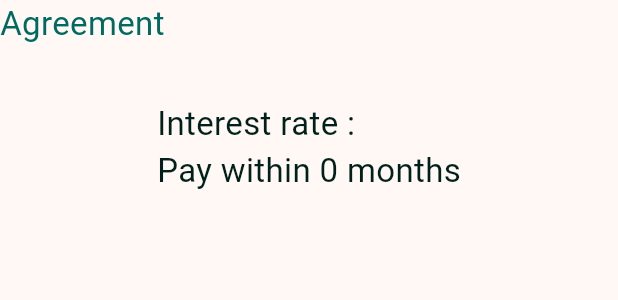
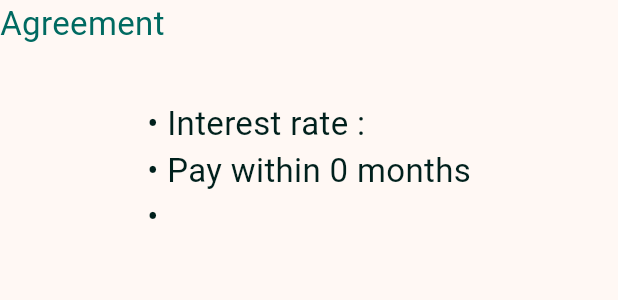
Before and after one commit to shine-bright-team/LAAS-Frontend, a Flutter app: what agreement() shows on an empty page, opened directly with empty values, on a phone screen of 412 x 824 dp. Shown: the top 300 px of the screen. Run offline on Flutter 3.47's test engine with Material 2 defaults, Android fonts, the phone set to English and light mode, and no system bars; drawn by our look-alikes of dynamic_color; our stand-ins replace dio, flutter_dotenv, flutter_riverpod, go_router, image_picker, qr_flutter and 1 more; missing offline and left inert: promptpay_qrcode_generate, syncfusion_flutter_signaturepad; accounts and stored records are empty; network calls fail; statements that could not run were skipped.

Commit message:
add bullet points to agreements

```diff
--- a/lib/components/Lender/com_argeement.dart
+++ b/lib/components/Lender/com_argeement.dart
@@ -37,7 +37,7 @@ Widget agreement(
             child: Column(
               children: [
                 Text(
-                    "Interest rate : $interestRate \nPay within $dueIn months\n$addition  ",
+                    "• Interest rate : $interestRate \n• Pay within $dueIn months\n• $addition  ",
                     style: TextStyle(
                       fontSize:
                           Theme.of(context).textTheme.titleLarge!.fontSize,
```
